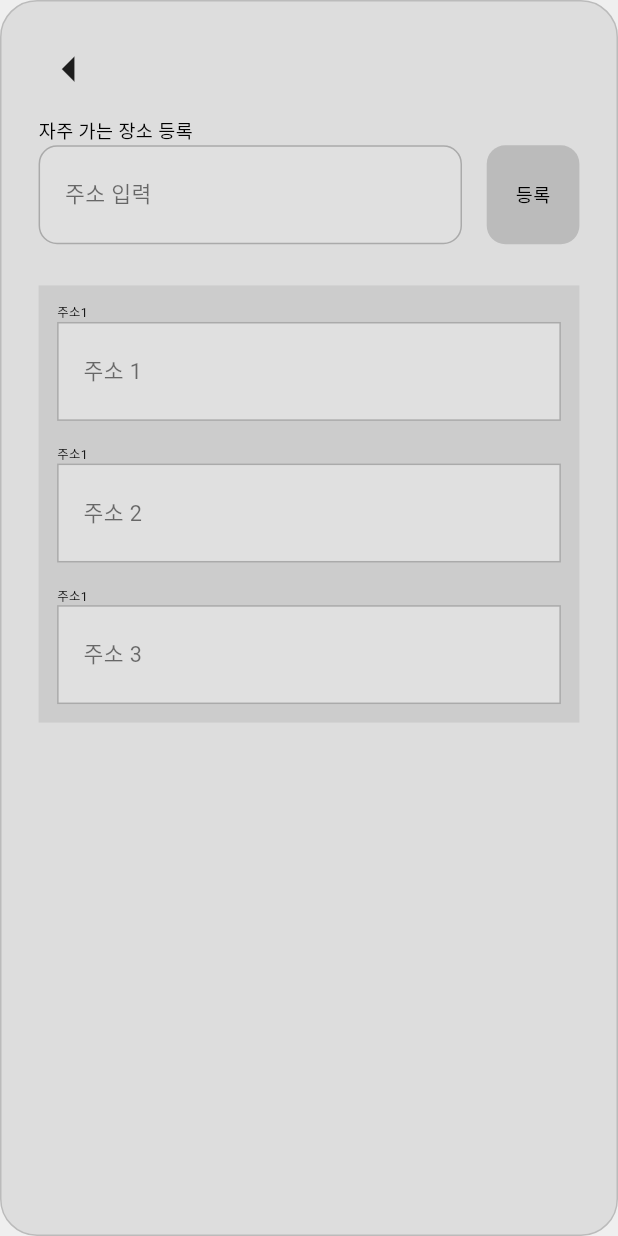
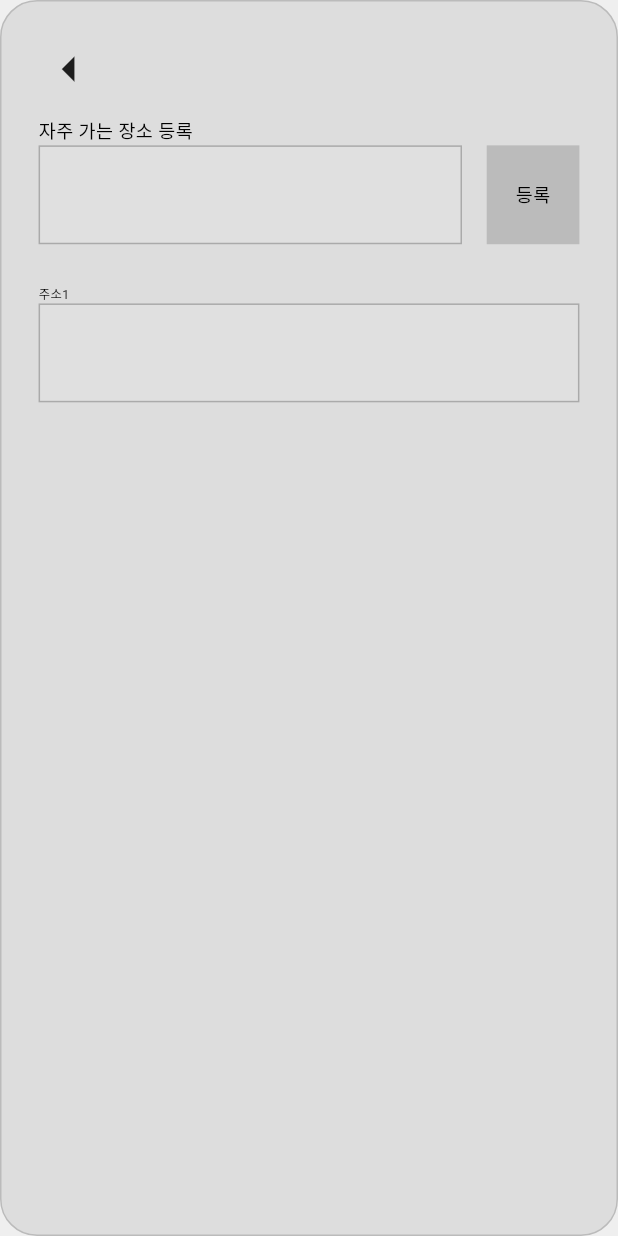
Before and after one commit to kimhyerim0000/my_app, a Flutter app: the UI2Screen screen opened directly, on a phone screen of 412 x 824 dp. Run offline on Flutter 3.47's test engine with Material 3 defaults, Android fonts, the phone set to English and light mode, and no system bars.

Commit message:
등록 구현중

```diff
--- a/lib/ui2_screen.dart
+++ b/lib/ui2_screen.dart
@@ -1,7 +1,14 @@
 import 'package:flutter/material.dart';
 
-class UI2Screen extends StatelessWidget {
+class UI2Screen extends StatefulWidget {
   const UI2Screen({super.key});
+
+  @override
+  State<UI2Screen> createState() => _UI2ScreenState();
+}
+class _UI2ScreenState extends State<UI2Screen> {
+  final TextEditingController inputController = TextEditingController();
+  String registeredAddress = '';
 
   @override
   Widget build(BuildContext context) {
@@ -42,13 +49,41 @@ class UI2Screen extends StatelessWidget {
                 Text("자주 가는 장소 등록", style: TextStyle(color: Colors.black, fontSize:6*scaleW)),
                 Row(
                   children: [
-                    Expanded(child: _inputField('주소 입력', scaleW, scaleH)),
+                    Expanded(
+                      child: Container(
+                        height: 24 * scaleH,
+                        decoration: BoxDecoration(
+                          color: const Color(0xFFE0E0E0),
+                          border: Border.all(color: const Color(0xFFAAAAAA)),
+                          borderRadius: BorderRadius.circular(0),
+                        ),
+                        padding: EdgeInsets.symmetric(horizontal: 8 * scaleW),
+                        child: TextField(
+                          controller: inputController, // ← 위에서 선언한 TextEditingController 사용
+                          style: TextStyle(fontSize: 7 * scaleW),
+                          decoration: const InputDecoration(border: InputBorder.none),
+                        ),
+                      ),
+                    ),
                     SizedBox(width: 8 * scaleW),
-                    RegisterButton(scaleW: scaleW, scaleH: scaleH),
+                    RegisterButton(
+                      scaleW: scaleW,
+                      scaleH: scaleH,
+                      onTap: () {
+                        setState(() {
+                          registeredAddress = inputController.text;
+                        });
+                      },
+                    ),
                   ],
                 ),
                 SizedBox(height: 10 * scaleH),
-                InputFieldsColumn(scaleW: scaleW, scaleH: scaleH),
+                InputFieldsColumn(
+  scaleW: scaleW,
+  scaleH: scaleH,
+  addressText: registeredAddress, // 전달!
+),
+
               ],
             ),
           ),
@@ -57,95 +92,132 @@ class UI2Screen extends StatelessWidget {
     );
   }
 
-  Widget _inputField(String hint, double scaleW, double scaleH) {
-    return Container(
-      padding: EdgeInsets.symmetric(horizontal: 8 * scaleW),
-      height: 24 * scaleH,
-      decoration: BoxDecoration(
-        color: const Color(0xFFE0E0E0),
-        borderRadius: BorderRadius.circular(6 * scaleW),
-        border: Border.all(color: const Color(0xFFAAAAAA)),
-      ),
-      child: Align(
-        alignment: Alignment.centerLeft,
-        child: Text(
-          hint,
-          style: TextStyle(
-            fontSize: 7 * scaleW,
-            color: Colors.black54,
-          ),
-        ),
-      ),
-    );
-  }
+  // Widget _inputField(String hint, double scaleW, double scaleH) {
+  //   return Container(
+  //     padding: EdgeInsets.symmetric(horizontal: 8 * scaleW),
+  //     height: 24 * scaleH,
+  //     decoration: BoxDecoration(
+  //       color: const Color(0xFFE0E0E0),
+  //       borderRadius: BorderRadius.circular(6 * scaleW),
+  //       border: Border.all(color: const Color(0xFFAAAAAA)),
+  //     ),
+  //     child: Align(
+  //       alignment: Alignment.centerLeft,
+  //       child: Text(
+  //         hint,
+  //         style: TextStyle(
+  //           fontSize: 7 * scaleW,
+  //           color: Colors.black54,
+  //         ),
+  //       ),
+  //     ),
+  //   );
+  // }
 }
 
 class InputFieldsColumn extends StatelessWidget {
   final double scaleW;
   final double scaleH;
-  const InputFieldsColumn({super.key, required this.scaleW, required this.scaleH});
+  final String addressText;
+
+  const InputFieldsColumn({
+    super.key,
+    required this.scaleW,
+    required this.scaleH,
+    required this.addressText,
+  });
 
   @override
   Widget build(BuildContext context) {
-    return Container(
-  padding: EdgeInsets.all(6 * scaleW),
-  decoration: BoxDecoration(
-    color: const Color(0xFFCCCCCC),
-    borderRadius: BorderRadius.circular(0),
-  ),
-  child: Column(
+    return Column(
       crossAxisAlignment: CrossAxisAlignment.start,
       children: [
-      Text("주소1", style: TextStyle(color: Colors.black, fontSize:4*scaleW)),
-      _inputField('주소 1'),
-      SizedBox(height: 6 * scaleH),
-      Text("주소1", style: TextStyle(color: Colors.black, fontSize:4*scaleW)),
-      _inputField('주소 2'),
-      SizedBox(height: 6 * scaleH),
-      Text("주소1", style: TextStyle(color: Colors.black, fontSize:4*scaleW)),
-      _inputField('주소 3'),
+        Text("주소1", style: TextStyle(color: Colors.black, fontSize: 4 * scaleW)),
+        Container(
+          height: 24 * scaleH,
+          padding: EdgeInsets.symmetric(horizontal: 8 * scaleW),
+          decoration: BoxDecoration(
+            color: const Color(0xFFE0E0E0),
+            border: Border.all(color: const Color(0xFFAAAAAA)),
+          ),
+          alignment: Alignment.centerLeft,
+          child: Text(
+            addressText,
+            style: TextStyle(fontSize: 7 * scaleW, color: Colors.black87),
+          ),
+        ),
       ],
-  ),
     );
-
+  }
 }
 
-  Widget _inputField(String hint) {
-    return Container(
+
+  Widget _labeledInputWithButton(String label, String hint, double scaleW, double scaleH) {
+  return Row(
+    crossAxisAlignment: CrossAxisAlignment.center,
+    children: [
+      Text(label, style: TextStyle(color: Colors.black, fontSize: 4 * scaleW)),
+      SizedBox(width: 6 * scaleW),
+      Expanded(
+        child: Container(
+          height: 24 * scaleH,
           padding: EdgeInsets.symmetric(horizontal: 8 * scaleW),
-      height: 24 * scaleH,
           decoration: BoxDecoration(
             color: const Color(0xFFE0E0E0),
             borderRadius: BorderRadius.circular(0),
             border: Border.all(color: const Color(0xFFAAAAAA)),
           ),
-      child: Align(
           alignment: Alignment.centerLeft,
           child: Text(
             hint,
-          style: TextStyle(
-            fontSize: 7 * scaleW,
-            color: Colors.black54,
+            style: TextStyle(fontSize: 7 * scaleW, color: Colors.black54),
           ),
         ),
       ),
+      SizedBox(width: 1 * scaleW),
+      Container(
+        width: 15 * scaleW,
+        height: 24 * scaleH,
+        decoration: BoxDecoration(
+          color: Colors.white,
+          border: Border.all(color: Colors.black54),
+        ),
+        alignment: Alignment.center,
+  child: Text(
+    '선택',
+    style: TextStyle(
+      fontSize: 6 * scaleW,
+      color: Colors.black,
+    ),
+  ),
+      ),
+    ],
   );
 }
-}
 
+// 자주가는 장소 등록 '등록' 버튼
 class RegisterButton extends StatelessWidget {
   final double scaleW;
   final double scaleH;
-  const RegisterButton({super.key, required this.scaleW, required this.scaleH});
+  final VoidCallback onTap;
+
+  const RegisterButton({
+    super.key,
+    required this.scaleW,
+    required this.scaleH,
+    required this.onTap,
+  });
 
   @override
   Widget build(BuildContext context) {
-    return Container(
+    return GestureDetector(
+      onTap: onTap,
+      child: Container(
         width: 30 * scaleW,
         height: 24 * scaleH,
         decoration: BoxDecoration(
           color: const Color(0xFFBBBBBB),
-        borderRadius: BorderRadius.circular(6 * scaleW),
+          borderRadius: BorderRadius.circular(0),
         ),
         alignment: Alignment.center,
         child: Text(
@@ -155,6 +227,7 @@ class RegisterButton extends StatelessWidget {
             color: Colors.black,
           ),
         ),
+      ),
     );
   }
 }
```
Lines whose indentation alone changed are shown as unchanged.
